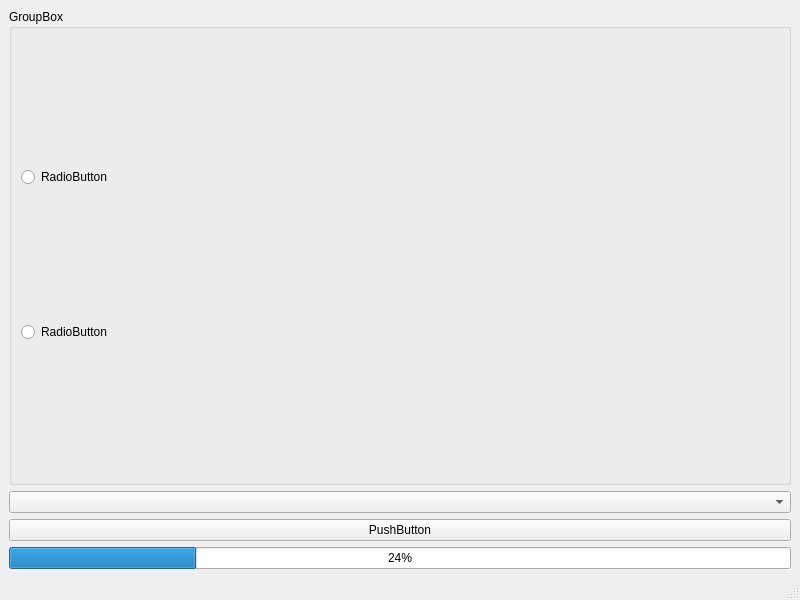
Above: Qt_widgets1/mainwindow.ui from ColtProger/Qt_section before the change. Below: the same form after it.
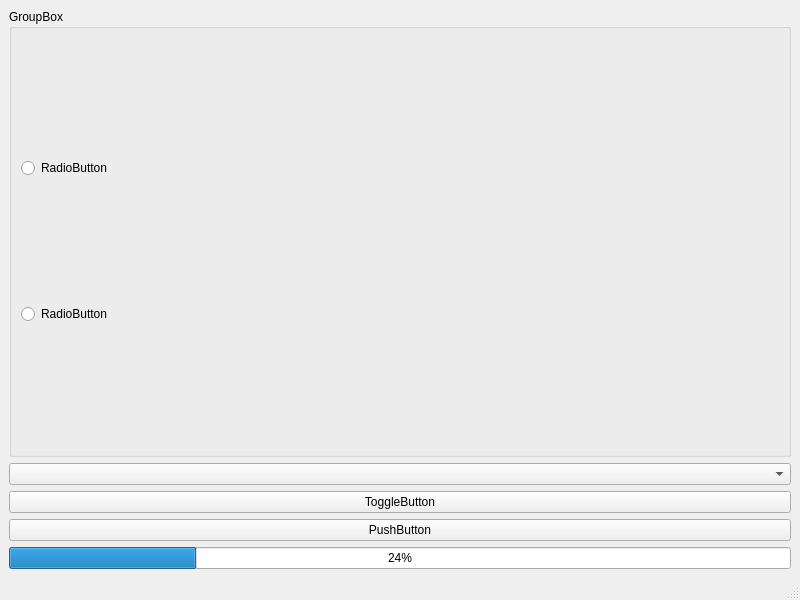
That is the form after the change.

Commit message: QT_widgets changed

Diff of the .ui file:
```diff
--- a/Qt_widgets1/mainwindow.ui
+++ b/Qt_widgets1/mainwindow.ui
@@ -41,6 +41,13 @@
     <item>
      <widget class="QComboBox" name="comboBox"/>
     </item>
+    <item>
+     <widget class="QPushButton" name="pushButtonTog">
+      <property name="text">
+       <string>ToggleButton</string>
+      </property>
+     </widget>
+    </item>
     <item>
      <widget class="QPushButton" name="pushButton">
       <property name="text">
```
The commit also changes 2 other files.
